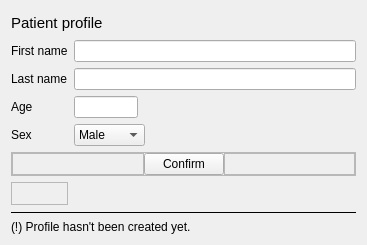
Illness-Prediction-System/IllnessPredictionSystem, file src/gui/ui/profile_window.ui: the form before one commit.
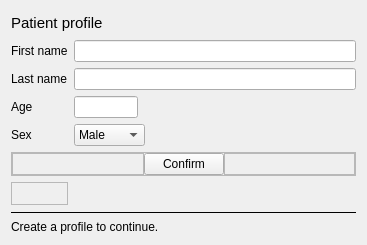
The form after the commit.

Commit message: IL-10 refactor: change .ui elements

What changed in the file:
```diff
--- a/src/gui/ui/profile_window.ui
+++ b/src/gui/ui/profile_window.ui
@@ -160,7 +160,7 @@
       </sizepolicy>
      </property>
      <property name="text">
-      <string>&lt;html&gt;&lt;head/&gt;&lt;body&gt;&lt;p&gt;(!) Profile hasn't been created yet.&lt;/p&gt;&lt;/body&gt;&lt;/html&gt;</string>
+      <string>&lt;html&gt;&lt;head/&gt;&lt;body&gt;&lt;p&gt;Create a profile to continue.&lt;/p&gt;&lt;/body&gt;&lt;/html&gt;</string>
      </property>
     </widget>
    </item>
```
Left out of the diff: 9 changed lines with no effect on the pictures. The commit also changes 3 other files.
